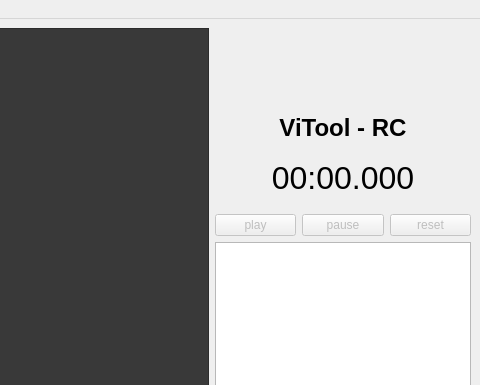
Old version of the form windows/ui/GUI.ui in the repository PedroAcevedo/ViTool-BC; both pictures show x 445 to 925 and y 0 to 385 of the 925 by 593 pixel window.
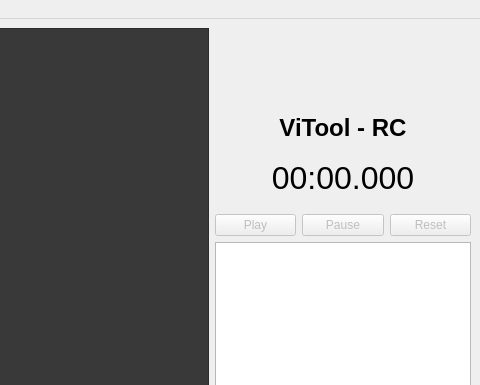
New version of the form. Icons and pictures are not drawn.

```diff
--- a/windows/ui/GUI.ui
+++ b/windows/ui/GUI.ui
@@ -137,7 +137,7 @@
            <bool>false</bool>
           </property>
           <property name="text">
-           <string>play</string>
+           <string>Play</string>
           </property>
          </widget>
         </item>
@@ -147,7 +147,7 @@
            <bool>false</bool>
           </property>
           <property name="text">
-           <string>pause</string>
+           <string>Pause</string>
           </property>
          </widget>
         </item>
@@ -157,7 +157,7 @@
            <bool>false</bool>
           </property>
           <property name="text">
-           <string>reset</string>
+           <string>Reset</string>
           </property>
          </widget>
         </item>
```
